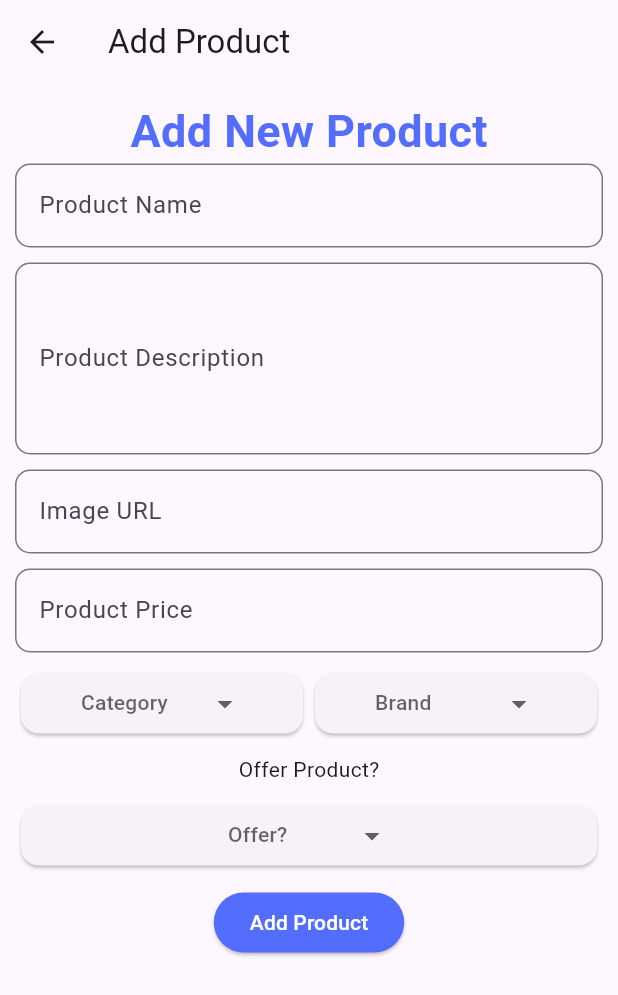
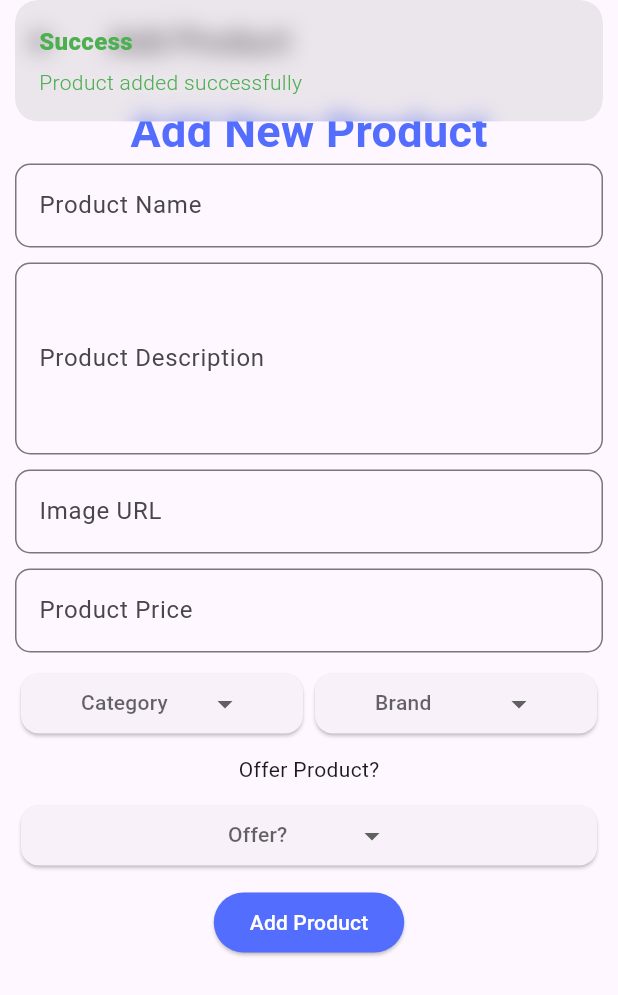
Before and after one commit to Ahmed-Abouzaid/shop_app, a Flutter app: the AddProductPage screen opened directly, after a tap on "Add Product", on a phone screen of 412 x 824 dp. Shown: the top 995 px of the screen. Run offline on Flutter 3.47's test engine with Material 3 defaults, Android fonts, the phone set to English and light mode, and no system bars; drawn by our look-alikes of dropdown_button2; our stand-ins replace cloud_firestore, firebase_core, get; accounts and stored records are empty.

Commit message:
product added to firebase

```diff
--- a/lib/controller/home_controller.dart
+++ b/lib/controller/home_controller.dart
@@ -1,14 +1,46 @@
+import 'package:cloud_firestore/cloud_firestore.dart';
+import 'package:flutter/material.dart';
 import 'package:get/get.dart';
+import 'package:shop/model/product/product.dart';
 
 class HomeController extends GetxController {
-  String test = 'test string';
+  FirebaseFirestore firestore = FirebaseFirestore.instance;
+  late CollectionReference productCollection;
+
+  TextEditingController productNameCtrl = TextEditingController();
+  TextEditingController productDescriptionCtrl = TextEditingController();
+  TextEditingController productImgCtrl = TextEditingController();
+  TextEditingController productPriceCtrl = TextEditingController();
+
+  String category = 'general';
+  String brand = 'unbranded';
+  bool offer = false;
+
   @override
   void onInit() {
-    // TODO: implement onInit
+    productCollection = firestore.collection('product');
     super.onInit();
   }
 
-  testMethod() {
-    print(test);
+  addProduct() {
+    try {
+      DocumentReference doc = productCollection.doc();
+      Product product = Product(
+        id: doc.id,
+        name: productNameCtrl.text,
+        category: category,
+        description: productDescriptionCtrl.text,
+        price: double.tryParse(productPriceCtrl.text),
+        brand: brand,
+        image: productImgCtrl.text,
+        offer: offer,
+      );
+      final productJson = product.toJson();
+      doc.set(productJson);
+      Get.snackbar('Success', 'Product added successfully',
+          colorText: Colors.green);
+    } on Exception catch (e) {
+      Get.snackbar('Error', e.toString(), colorText: Colors.red);
+    }
   }
 }
--- a/lib/main.dart
+++ b/lib/main.dart
@@ -1,9 +1,13 @@
+import 'package:firebase_core/firebase_core.dart';
 import 'package:flutter/material.dart';
 import 'package:shop/controller/home_controller.dart';
+import 'package:shop/firebase_options.dart';
 import 'package:shop/pages/home_page.dart';
 import 'package:get/get.dart';
 
-void main() {
+void main() async {
+  WidgetsFlutterBinding.ensureInitialized();
+  await Firebase.initializeApp(options: firebaseOptions);
   Get.put(HomeController());
   runApp(const MyApp());
 }
--- /dev/null
+++ b/lib/model/product/product.dart
@@ -0,0 +1,44 @@
+import 'package:json_annotation/json_annotation.dart';
+part 'product.g.dart';
+
+@JsonSerializable()
+class Product {
+  @JsonKey(name: "id")
+  String? id;
+
+  @JsonKey(name: "name")
+  String? name;
+
+  @JsonKey(name: "description")
+  String? description;
+
+  @JsonKey(name: "category")
+  String? category;
+
+  @JsonKey(name: "image")
+  String? image;
+
+  @JsonKey(name: "price")
+  double? price;
+
+  @JsonKey(name: "brand")
+  String? brand;
+
+  @JsonKey(name: "offer")
+  bool? offer;
+
+  Product({
+    this.id,
+    this.name,
+    this.description,
+    this.category,
+    this.image,
+    this.offer,
+    this.price,
+    this.brand,
+  });
+
+  factory Product.fromJson(Map<String, dynamic> json) =>
+      _$ProductFromJson(json);
+  Map<String, dynamic> toJson() => _$ProductToJson(this);
+}
--- a/lib/pages/add_product_page.dart
+++ b/lib/pages/add_product_page.dart
@@ -1,4 +1,6 @@
 import 'package:flutter/material.dart';
+import 'package:get/get.dart';
+import 'package:shop/controller/home_controller.dart';
 import 'package:shop/widgets/dropdown_btn.dart';
 
 class AddProductPage extends StatelessWidget {
@@ -6,6 +8,7 @@ class AddProductPage extends StatelessWidget {
 
   @override
   Widget build(BuildContext context) {
+    return GetBuilder<HomeController>(builder: (ctrl) {
       return Scaffold(
         appBar: AppBar(
           title: const Text("Add Product"),
@@ -26,6 +29,7 @@ class AddProductPage extends StatelessWidget {
                   ),
                 ),
                 TextField(
+                  controller: ctrl.productNameCtrl,
                   decoration: InputDecoration(
                     border: OutlineInputBorder(
                       borderRadius: BorderRadius.circular(10),
@@ -38,6 +42,7 @@ class AddProductPage extends StatelessWidget {
                   height: 10,
                 ),
                 TextField(
+                  controller: ctrl.productDescriptionCtrl,
                   decoration: InputDecoration(
                     border: OutlineInputBorder(
                       borderRadius: BorderRadius.circular(10),
@@ -51,6 +56,7 @@ class AddProductPage extends StatelessWidget {
                   height: 10,
                 ),
                 TextField(
+                  controller: ctrl.productImgCtrl,
                   decoration: InputDecoration(
                     border: OutlineInputBorder(
                       borderRadius: BorderRadius.circular(10),
@@ -63,6 +69,7 @@ class AddProductPage extends StatelessWidget {
                   height: 10,
                 ),
                 TextField(
+                  controller: ctrl.productPriceCtrl,
                   decoration: InputDecoration(
                     border: OutlineInputBorder(
                       borderRadius: BorderRadius.circular(10),
@@ -82,7 +89,7 @@ class AddProductPage extends StatelessWidget {
                       items: ['Cat1', 'Cat2', 'Cat3'],
                       selectedItemText: 'Category',
                       onSelected: (selectedValue) {
-                      print(selectedValue);
+                        ctrl.category = selectedValue ?? 'general';
                       },
                     )),
                     Flexible(
@@ -90,7 +97,7 @@ class AddProductPage extends StatelessWidget {
                       items: ['Brand1', 'Brand2', 'Brand3'],
                       selectedItemText: 'Brand',
                       onSelected: (selectedValue) {
-                      print(selectedValue);
+                        ctrl.brand = selectedValue ?? 'unbranded';
                       },
                     )),
                   ],
@@ -106,7 +113,8 @@ class AddProductPage extends StatelessWidget {
                   items: ['true', 'false'],
                   selectedItemText: 'Offer?',
                   onSelected: (selectedValue) {
-                  print(selectedValue);
+                    ctrl.offer =
+                        bool.tryParse(selectedValue ?? 'false') ?? false;
                   },
                 ),
                 const SizedBox(
@@ -115,7 +123,9 @@ class AddProductPage extends StatelessWidget {
                 ElevatedButton(
                   style: ElevatedButton.styleFrom(
                       backgroundColor: Colors.indigoAccent),
-                onPressed: () {},
+                  onPressed: () {
+                    ctrl.addProduct();
+                  },
                   child: Text(
                     'Add Product',
                     style: TextStyle(color: Colors.white),
@@ -126,5 +136,6 @@ class AddProductPage extends StatelessWidget {
           ),
         ),
       );
+    });
   }
 }
--- a/lib/pages/home_page.dart
+++ b/lib/pages/home_page.dart
@@ -19,11 +19,8 @@ class HomePage extends StatelessWidget {
             return ListTile(
               title: const Text('item title'),
               subtitle: const Text('Price: 100'),
-              trailing: IconButton(
-                  onPressed: () {
-                    ctrl.testMethod();
-                  },
-                  icon: const Icon(Icons.delete)),
+              trailing:
+                  IconButton(onPressed: () {}, icon: const Icon(Icons.delete)),
             );
           },
         ),
--- a/pubspec.yaml
+++ b/pubspec.yaml
@@ -50,6 +50,8 @@ dev_dependencies:
   # package. See that file for information about deactivating specific lint
   # rules and activating additional ones.
   flutter_lints: ^4.0.0
+  json_serializable: ^6.9.0
+  build_runner: ^2.4.13
 
 # For information on the generic Dart part of this file, see the
 # following page: https://dart.dev/tools/pub/pubspec
```
Also changed, not shown: lib/firebase_options.dart (added), lib/model/product/product.g.dart (added), pubspec.lock. Lines whose indentation alone changed are shown as unchanged.
